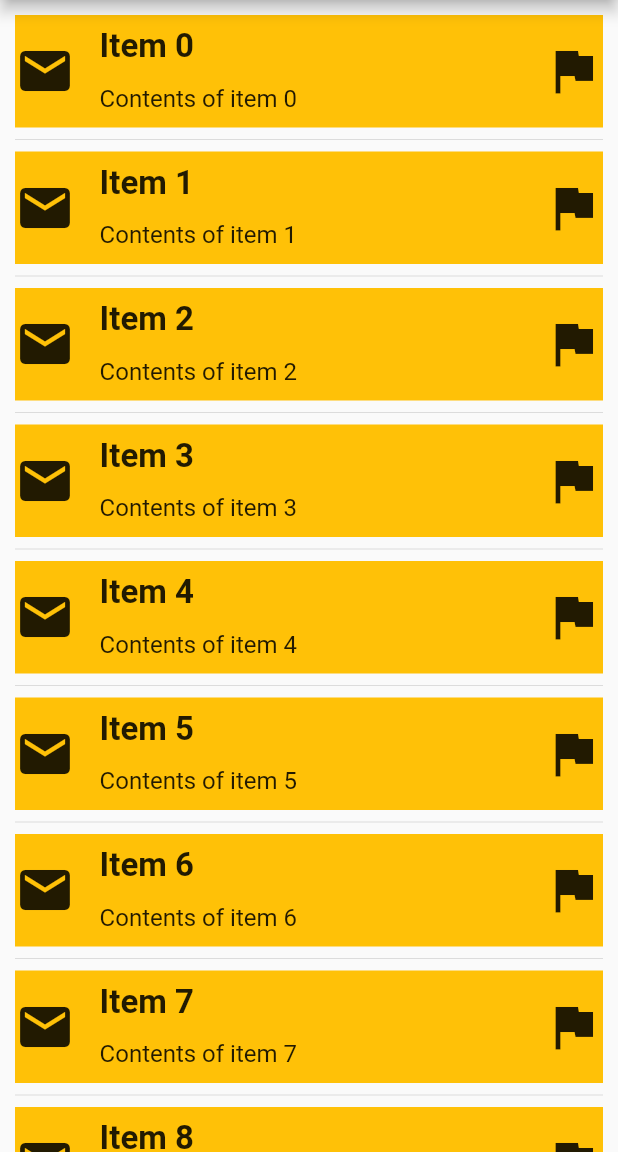
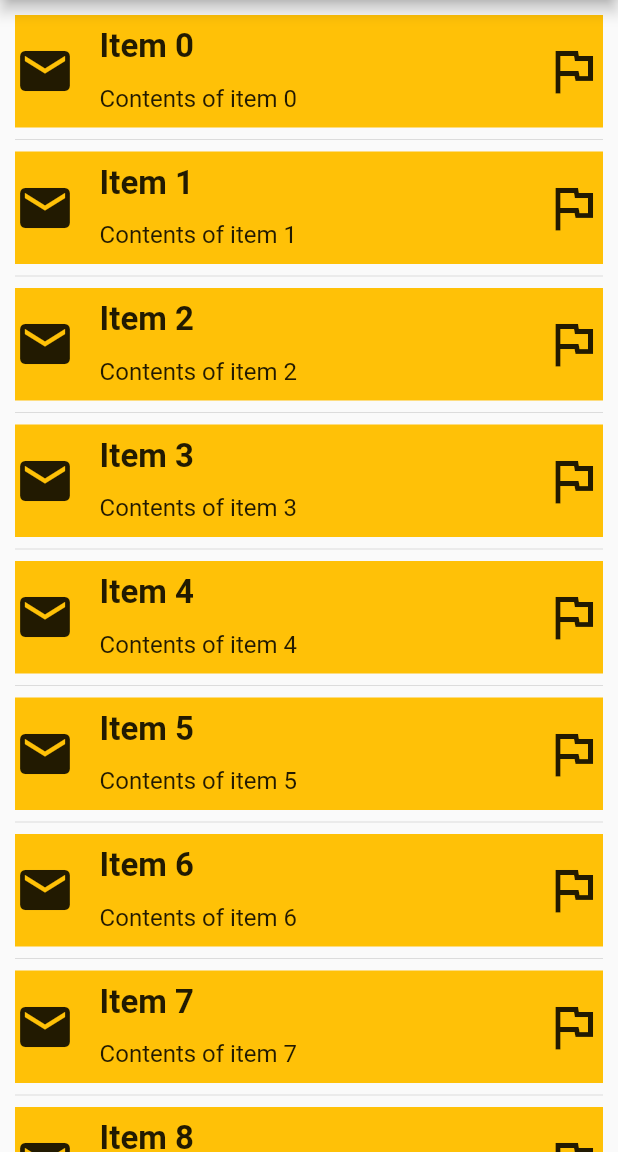
Before and after one commit to ivan-015/flutter-responsive-ui-demo, a Flutter app: the screen it shows after launch, on a phone screen of 412 x 824 dp, the part 84-1236 px from its top. Run offline on Flutter 3.47's test engine with Material 2 defaults, Android fonts, the phone set to English and light mode, and no system bars.

```diff
--- a/lib/main.dart
+++ b/lib/main.dart
@@ -1,3 +1,5 @@
+import 'package:demo/layout_builder/layout_builder_page.dart';
+import 'package:demo/non_responsive/non_responsive_page.dart';
 import 'package:flutter/material.dart';
 
 import 'media_query/media_query_page.dart';
@@ -24,7 +26,7 @@ class MyApp extends StatelessWidget {
         // is not restarted.
         primarySwatch: Colors.blue,
       ),
-      home: MediaQueryPage(),
+      home: NonResponsivePage(),
     );
   }
 }
--- /dev/null
+++ b/lib/non_responsive/non_responsive_page.dart
@@ -0,0 +1,23 @@
+import 'package:demo/widgets/email_list_view.dart';
+import 'package:demo/widgets/side_panel.dart';
+import 'package:flutter/material.dart';
+
+class NonResponsivePage extends StatefulWidget {
+  @override
+  _NonResponsivePageState createState() => _NonResponsivePageState();
+}
+
+class _NonResponsivePageState extends State<NonResponsivePage> {
+  @override
+  Widget build(BuildContext context) {
+    return Scaffold(
+      appBar: AppBar(
+        title: Text('E-mail App'),
+      ),
+      drawer: Drawer(
+        child: SidePanel(),
+      ),
+      body: EmailListView(),
+    );
+  }
+}
--- a/lib/widgets/mobile_mail_card.dart
+++ b/lib/widgets/mobile_mail_card.dart
@@ -47,7 +47,7 @@ class MobileMailCard extends StatelessWidget {
           ),
           Spacer(flex: 10),
           Icon(
-            Icons.flag,
+            Icons.flag_outlined,
             size: 40,
           )
         ],
```
Also changed, not shown: lib/layout_builder/layout_builder_page.dart (added, +17 -0 lines).
